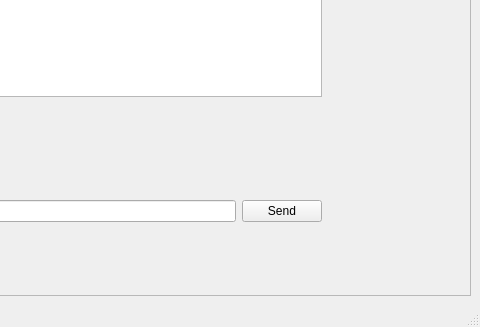
First picture: the form in Client/UIFiles/MainWindow.ui, repository oussema-fatnassi/CPPRT, before the edit; both pictures show x 588 to 1068 and y 273 to 600 of the 1068 by 600 pixel window.
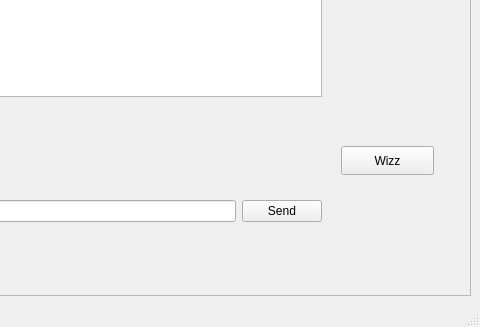
Second picture: the form after the edit.

Commit message: feat : new wizz button

```diff
--- a/Client/UIFiles/MainWindow.ui
+++ b/Client/UIFiles/MainWindow.ui
@@ -75,6 +75,19 @@
         </item>
        </layout>
       </widget>
+      <widget class="QPushButton" name="pushButton">
+       <property name="geometry">
+        <rect>
+         <x>920</x>
+         <y>410</y>
+         <width>93</width>
+         <height>29</height>
+        </rect>
+       </property>
+       <property name="text">
+        <string>Wizz</string>
+       </property>
+      </widget>
      </widget>
     </item>
    </layout>
```
